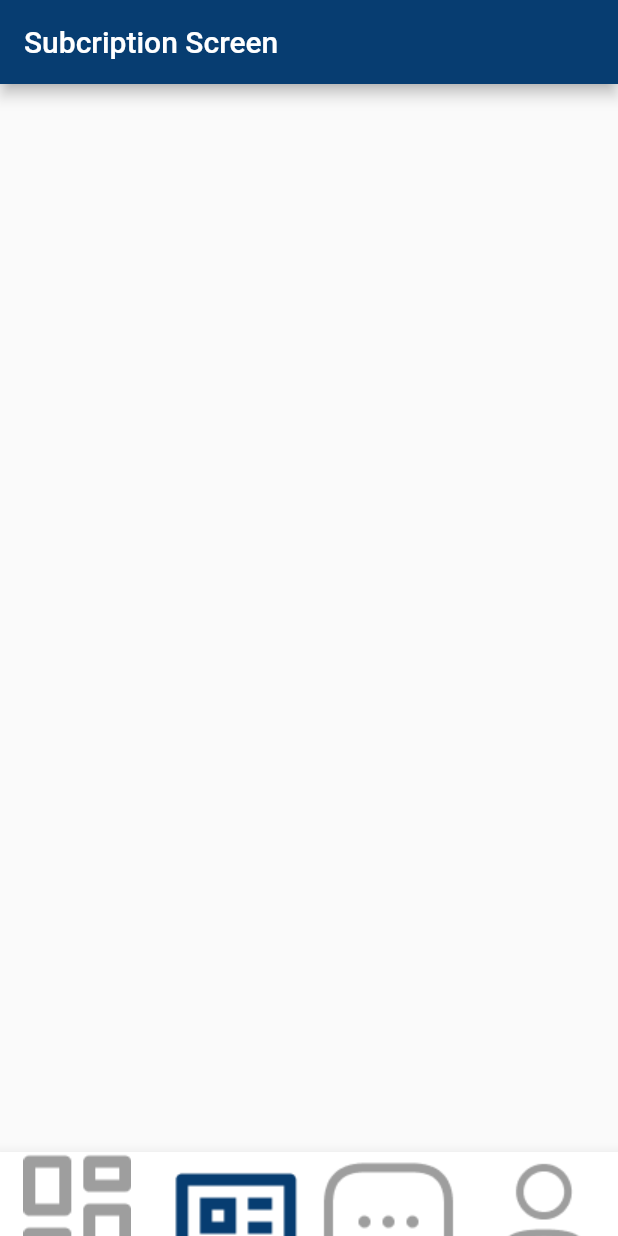
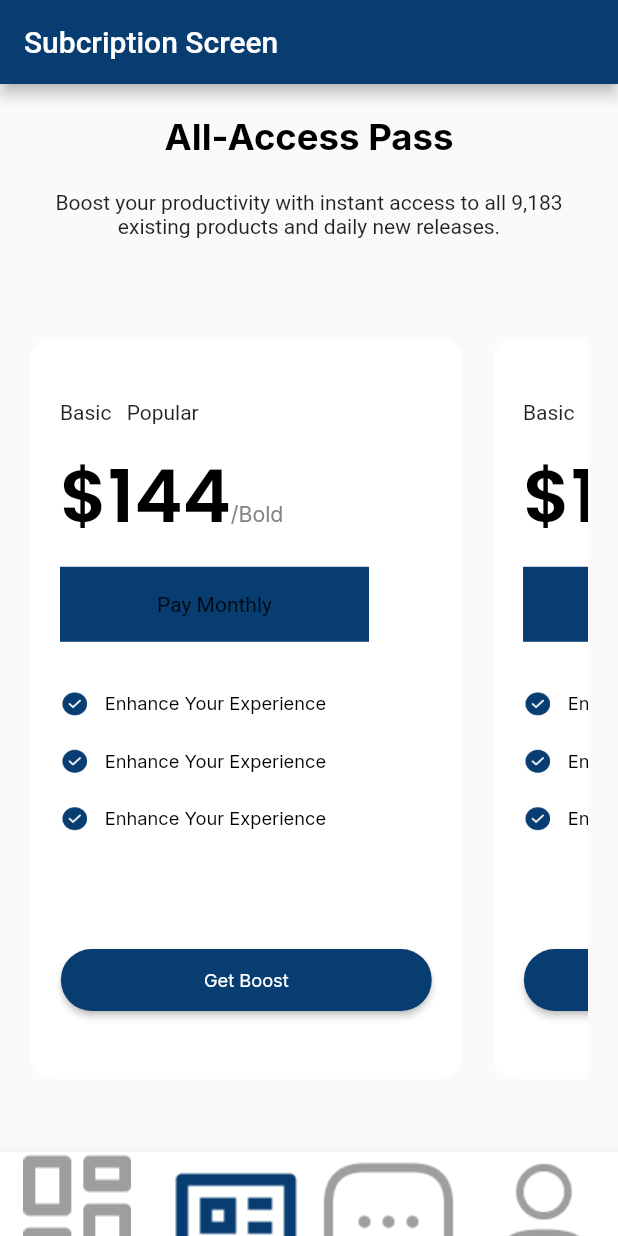
Before and after one commit to Muhammad-Monir/lesbert_app, a Flutter app: the screen it shows after launch, item 2 of the bottom bar chosen, on a phone screen of 412 x 824 dp. Run offline on Flutter 3.47's test engine with Material 3 defaults, Android fonts, the phone set to English and light mode, and no system bars; drawn by our look-alikes of auto_animated, custom_navigation_bar; our stand-ins replace device_info_plus, dio, dotted_border, firebase_messaging, flutter_local_notifications, flutter_screenutil and 11 more; missing offline and left inert: flutter_app_badger; accounts and stored records are empty.

Commit message:
dash board done

```diff
--- a/lib/constants/text_font_style.dart
+++ b/lib/constants/text_font_style.dart
@@ -5,22 +5,14 @@ import 'package:google_fonts/google_fonts.dart';
 import '../gen/colors.gen.dart';
 
 class TextFontStyle {
-//Initialising Constractor
   TextFontStyle._();
-  //new
-  // static final headline50StyleMontserrat = GoogleFonts.montserrat(color: AppColors.cFFFFFF,fontSize: 50.sp, fontWeight: FontWeight.w400);
-  // static final headline27StyleMontserrat =
-  //     GoogleFonts.montserrat(color: AppColors.c0A0909, fontSize: 27.sp, fontWeight: FontWeight.w600);
 
   static final headline12w400C9E9E9EStyleInter = GoogleFonts.inter(
       color: AppColors.c9E9E9E, fontSize: 12.sp, fontWeight: FontWeight.w400);
-
   static final headline48w600CFFFFFFFFStylePoppins = GoogleFonts.poppins(
       color: AppColors.cffffff, fontSize: 48.sp, fontWeight: FontWeight.w600);
-
   static final headline16w600CFFFFFFFFStyleintere = GoogleFonts.inter(
       color: AppColors.cffffff, fontSize: 16.sp, fontWeight: FontWeight.w600);
-
   static final headline16w600C000000tyleiPoppins = GoogleFonts.poppins(
       color: AppColors.c000000, fontSize: 16.sp, fontWeight: FontWeight.w600);
   static final headline24w700C000000StyleInter = GoogleFonts.inter(
@@ -37,19 +29,6 @@ class TextFontStyle {
       color: AppColors.c000000, fontSize: 14.sp, fontWeight: FontWeight.w400);
   static final headline16w600C00000StyleInter = GoogleFonts.inter(
       color: AppColors.c000000, fontSize: 16.sp, fontWeight: FontWeight.w600);
-
-      static final headline24w700C000000StyleInter =
-      GoogleFonts.inter(color: AppColors.c000000, fontSize: 24.sp, fontWeight: FontWeight.w700);
-      static final headline16w700CffffffStyleInter =
-      GoogleFonts.inter(color: AppColors.cffffff, fontSize: 16.sp, fontWeight: FontWeight.w700);
-      static final headline16w400C848484StyleInter =
-      GoogleFonts.inter(color: AppColors.c848484, fontSize: 16.sp, fontWeight: FontWeight.w400);
-      static final headline18w500C848484StyleInter =
-      GoogleFonts.inter(color: AppColors.c848484, fontSize: 18.sp, fontWeight: FontWeight.w500);
-      static final headline14w400C848484StyleInter =
-      GoogleFonts.inter(color: AppColors.c3B5998, fontSize: 14.sp, fontWeight: FontWeight.w400);
-      static final headline18w700C22252DStyleInter =
-      GoogleFonts.inter(color: AppColors.c22252D, fontSize: 18.sp, fontWeight: FontWeight.w700);
-
-
+  static final headline18w700C22252DStyleInter = GoogleFonts.inter(
+      color: AppColors.c22252D, fontSize: 18.sp, fontWeight: FontWeight.w700);
 }
--- a/lib/features/dashboard/presentation/dashboard_screen.dart
+++ b/lib/features/dashboard/presentation/dashboard_screen.dart
@@ -159,7 +159,7 @@ class _DashboardScreenState extends State<DashboardScreen> {
                           style: TextFontStyle.headline24w700C000000StyleInter,
                         ),
                         UIHelper.verticalSpaceMedium,
-                        Container(
+                        SizedBox(
                           height: 80,
                           width: double.infinity,
                           //color: AppColors.allPrimaryColor,
--- a/lib/features/subscription/presentation/subscription_screen.dart
+++ b/lib/features/subscription/presentation/subscription_screen.dart
@@ -1,4 +1,10 @@
 import 'package:flutter/material.dart';
+import 'package:flutter_screenutil/flutter_screenutil.dart';
+import 'package:lsebert/common_widgets/auth_button.dart';
+import 'package:lsebert/constants/text_font_style.dart';
+import 'package:lsebert/gen/assets.gen.dart';
+import 'package:lsebert/gen/colors.gen.dart';
+import 'package:lsebert/helpers/ui_helpers.dart';
 
 class SubscriptionScreen extends StatefulWidget {
   const SubscriptionScreen({super.key});
@@ -8,12 +14,164 @@ class SubscriptionScreen extends StatefulWidget {
 }
 
 class _SubscriptionScreenState extends State<SubscriptionScreen> {
+  List<Widget> items = [
+    SubscriptionPlan(),
+    SubscriptionPlan(),
+    SubscriptionPlan()
+  ];
+  @override
+  void initState() {
+    super.initState();
+  }
+
   @override
   Widget build(BuildContext context) {
     return Scaffold(
       appBar: AppBar(
         title: const Text('Subcription Screen'),
       ),
+      body: Padding(
+        padding: const EdgeInsets.all(20.0),
+        child: Column(
+          crossAxisAlignment: CrossAxisAlignment.center,
+          children: [
+            Text(
+              "All-Access Pass",
+              style: TextFontStyle.headline24w700C000000StyleInter,
+            ),
+            UIHelper.verticalSpaceMedium,
+            const Text(
+              "Boost your productivity with instant access to all 9,183 existing products and daily new releases.",
+              textAlign: TextAlign.center,
+            ),
+            UIHelper.verticalSpaceLarge,
+            SizedBox(
+              height: .6.sh,
+              child: ListView.separated(
+                shrinkWrap: true,
+                scrollDirection: Axis.horizontal,
+                separatorBuilder: (context, index) =>
+                    UIHelper.horizontalSpaceMedium,
+                itemCount: items.length,
+                itemBuilder: (context, index) {
+                  return items[index];
+                },
+              ),
+            ),
+            UIHelper.verticalSpaceMedium,
+            //this will be optional based on if subscription purchased
+            UIHelper.verticalSpaceMedium,
+          ],
+        ),
+      ),
     );
   }
 }
+
+class SubscriptionPlan extends StatelessWidget {
+  const SubscriptionPlan({
+    super.key,
+  });
+
+  @override
+  Widget build(BuildContext context) {
+    return Container(
+      padding: EdgeInsets.all(20),
+      width: .7.sw,
+      decoration: BoxDecoration(
+        borderRadius: BorderRadius.circular(15.r),
+        color: AppColors.cffffff,
+      ),
+      child: Column(
+        crossAxisAlignment: CrossAxisAlignment.start,
+        children: [
+          UIHelper.verticalSpaceMedium,
+          Row(
+            children: [
+              Text("Basic"),
+              UIHelper.horizontalSpaceSmall,
+              Text("Popular"),
+            ],
+          ),
+          UIHelper.verticalSpaceSmall,
+          RichText(
+            text: TextSpan(
+              text: '\$144',
+              style: TextFontStyle.headline48w600CFFFFFFFFStylePoppins
+                  .copyWith(color: AppColors.c000000),
+              children: [
+                TextSpan(
+                  text: '/Bold',
+                  style: TextFontStyle.headline14w400C848484StyleInter,
+                ),
+              ],
+            ),
+          ),
+          UIHelper.verticalSpaceSmall,
+          Container(
+            height: 50,
+            width: .5.sw,
+            decoration: const BoxDecoration(
+              color: AppColors.c073D71,
+            ),
+            child: const Center(child: Text("Pay Monthly")),
+          ),
+          UIHelper.verticalSpaceMedium,
+          const subscriptionFeatures(
+            feature: "Enhance Your Experience",
+          ),
+          const subscriptionFeatures(
+            feature: "Enhance Your Experience",
+          ),
+          const subscriptionFeatures(
+            feature: "Enhance Your Experience",
+          ),
+          const Spacer(),
+          Center(
+            child: AuthCustomeButton(
+                name: "Get Boost",
+                onCallBack: () {},
+                height: .05.sh,
+                minWidth: .6.sw,
+                borderRadius: 20.r,
+                color: AppColors.allPrimaryColor,
+                textStyle: TextFontStyle.headline12w400C9E9E9EStyleInter
+                    .copyWith(color: AppColors.cffffff),
+                context: context),
+          ),
+          UIHelper.verticalSpaceMedium
+        ],
+      ),
+    );
+  }
+}
+
+class subscriptionFeatures extends StatelessWidget {
+  final String feature;
+  const subscriptionFeatures({
+    super.key,
+    required this.feature,
+  });
+
+  @override
+  Widget build(BuildContext context) {
+    return Padding(
+      padding: const EdgeInsets.symmetric(vertical: 10),
+      child: Row(
+        children: [
+          Image.asset(
+            Assets.icons.tickCircle.path,
+            height: 18.r,
+          ),
+          UIHelper.horizontalSpaceSmall,
+          Text(
+            feature,
+            style: TextFontStyle.headline12w400C9E9E9EStyleInter.copyWith(
+              color: AppColors.c000000,
+            ),
+          ),
+        ],
+      ),
+    );
+  }
+}
--- a/lib/main.dart
+++ b/lib/main.dart
@@ -11,7 +11,6 @@ import 'helpers/di.dart';
 import 'helpers/helper_methods.dart';
 import 'helpers/navigation_service.dart';
 import 'helpers/register_provider.dart';
-import 'loading_screen.dart';
 import 'navigation_screen.dart';
 
 Future<void> backgroundHandler(RemoteMessage message) async {}
```
Also changed, not shown: pubspec.lock.
